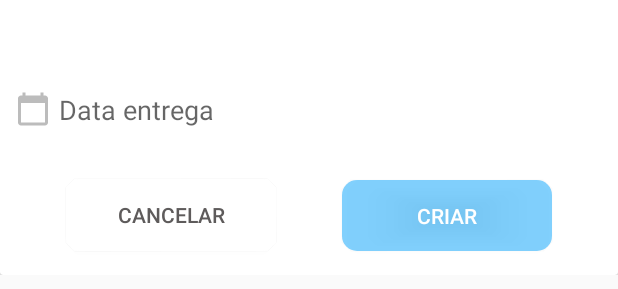
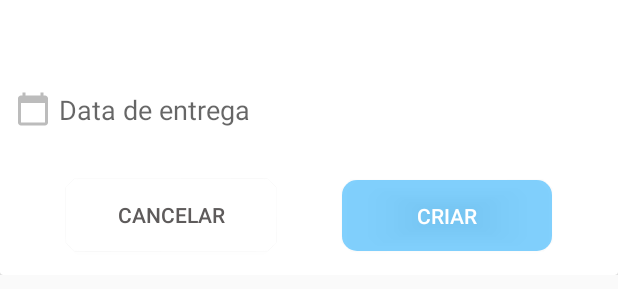
Before and after one commit to cobuci/orgwork, an Android app: the layout popup_add_agenda.xml on its own in the app's theme, with its tools: preview values and no code run, on a phone screen of 412 x 824 dp. Shown: the part 187-476 px from the top of the screen. Run offline under Robolectric (Android 15) with nearby library versions, the phone set to English and light mode, and no system bars.

Commit message:
Correção data Agenda

```diff
--- a/app/src/main/res/layout/popup_add_agenda.xml
+++ b/app/src/main/res/layout/popup_add_agenda.xml
@@ -62,7 +62,7 @@
                 android:ems="10"
                 android:focusable="false"
                 android:focusableInTouchMode="false"
-                android:hint="Data entrega"
+                android:hint="Data de entrega"
                 android:padding="10dp"
                 app:layout_constraintEnd_toEndOf="parent"
                 app:layout_constraintStart_toStartOf="parent"
```
